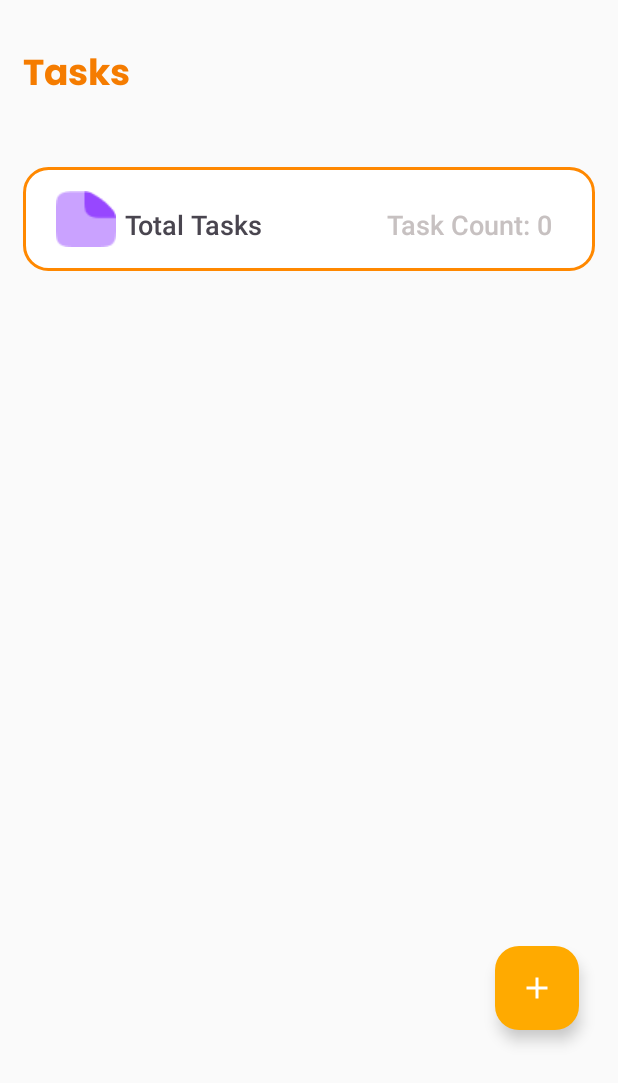
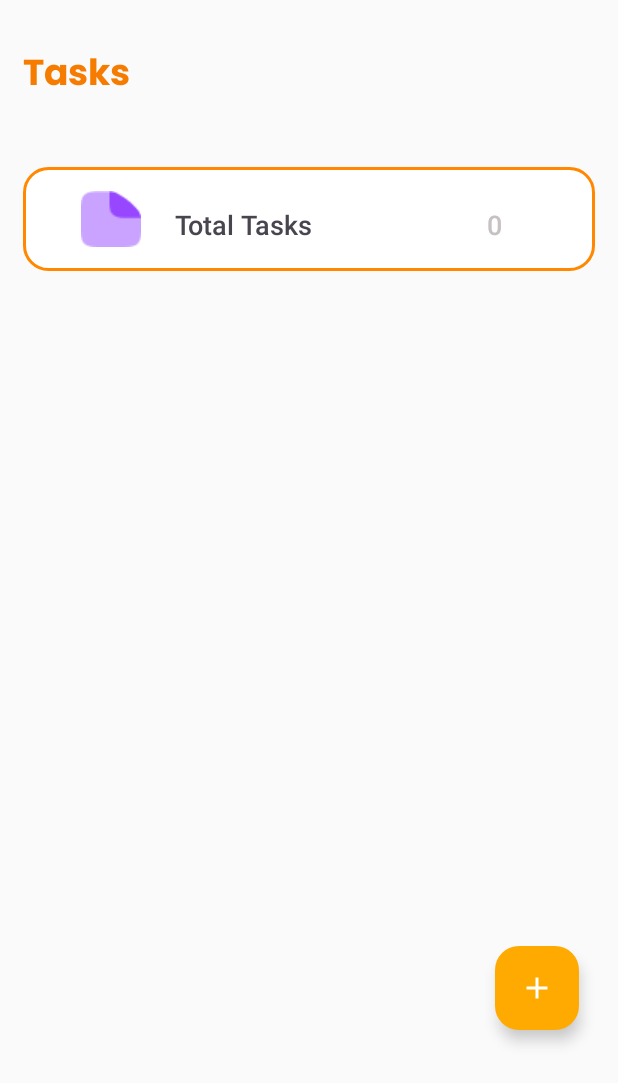
Before and after one commit to IsaraEkanayake/LAB_04, an Android app: the layout activity_dashboard.xml on its own in the app's theme, with its tools: preview values and no code run, on a phone screen of 412 x 824 dp. Shown: the top 1083 px of the screen. Run offline under Robolectric (Android 15) with nearby library versions, the phone set to English and light mode, and no system bars.

Commit message:
Task Management app finish

```diff
--- /dev/null
+++ b/app/src/main/res/drawable/baseline_navigate_before_24.xml
@@ -0,0 +1,5 @@
+<vector xmlns:android="http://schemas.android.com/apk/res/android" android:autoMirrored="true" android:height="24dp" android:tint="#E8802F" android:viewportHeight="24" android:viewportWidth="24" android:width="24dp">
+
+    <path android:fillColor="@android:color/white" android:pathData="M15.41,7.41L14,6l-6,6 6,6 1.41,-1.41L10.83,12z"/>
+
+</vector>
--- /dev/null
+++ b/app/src/main/res/drawable/circle_background.xml
@@ -0,0 +1,4 @@
+<shape xmlns:android="http://schemas.android.com/apk/res/android">
+    <solid android:color="#FF4081" /> <!-- Change color as needed -->
+    <corners android:radius="16dp" /> <!-- Adjust the radius for your desired circle size -->
+</shape>
--- a/app/src/main/res/layout/activity_dashboard.xml
+++ b/app/src/main/res/layout/activity_dashboard.xml
@@ -61,7 +61,7 @@
                 android:layout_marginTop="10dp"
                 android:layout_weight="1"
                 android:fontFamily="sans-serif-medium"
-                android:text="Task Count: 0"
+                android:text="0"
                 android:textColorHint="@color/Accent_Color"
                 android:textColor="#C7C1C1"
                 android:textSize="18sp" />
```
